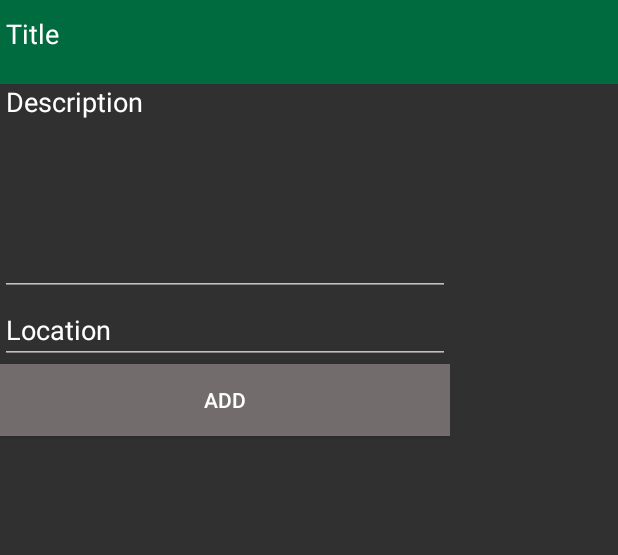
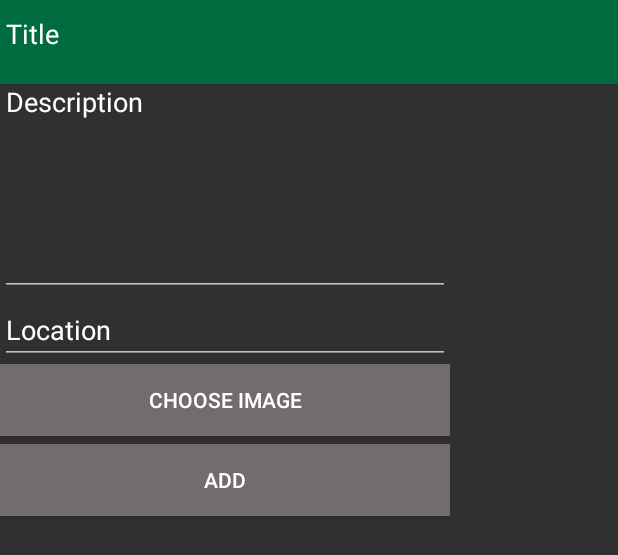
Before and after one commit to SoverSzabi/Sapientia.sover.ilyes, an Android app: the layout add_advertisment.xml on its own in the app's theme, with its tools: preview values and no code run, on a phone screen of 412 x 824 dp. Shown: the top 555 px of the screen. Run offline under Robolectric (Android 15) with nearby library versions, the phone set to English and light mode, and no system bars.

Commit message:
IlyesHunor
List screen, Add item

```diff
--- a/app/build.gradle
+++ b/app/build.gradle
@@ -5,7 +5,7 @@ android {
     buildToolsVersion "26.0.2"
     defaultConfig {
         applicationId "com.ilyes.sover.sapientiasoverilyes"
-        minSdkVersion 15
+        minSdkVersion 22
         targetSdkVersion 26
         versionCode 1
         versionName "1.0"
@@ -35,5 +35,6 @@ dependencies {
     compile 'com.google.firebase:firebase-auth:11.6.0'
     compile 'com.google.android.gms:play-services-auth:11.6.0'
     compile 'com.android.support:recyclerview-v7:26.1.0'
+    compile 'com.github.bumptech.glide:glide:3.5.2'
 }
 apply plugin: 'com.google.gms.google-services'
--- a/app/src/main/java/com/ilyes/sover/sapientiasoverilyes/ListScreenActivity.java
+++ b/app/src/main/java/com/ilyes/sover/sapientiasoverilyes/ListScreenActivity.java
@@ -79,7 +79,7 @@ public class ListScreenActivity extends AppCompatActivity {
 
         recyclerView.setLayoutManager(manager);
 
-        adapter = new AdvertismentAdapter(list);
+        adapter = new AdvertismentAdapter(getApplicationContext(), list);
         recyclerView.setAdapter(adapter);
 
         updateList();
@@ -141,7 +141,7 @@ public class ListScreenActivity extends AppCompatActivity {
         int index = 0;
 
         for(int i = 0; i < list.size(); i++) {
-            if(list.get(i).advertismentId.equals(advertisment.advertismentId)){
+            if(list.get(i).id.equals(advertisment.id)){
                 index = i;
                 break;
             }
--- a/app/src/main/res/layout/add_advertisment.xml
+++ b/app/src/main/res/layout/add_advertisment.xml
@@ -1,9 +1,11 @@
 <?xml version="1.0" encoding="utf-8"?>
 <android.support.constraint.ConstraintLayout
     xmlns:android="http://schemas.android.com/apk/res/android"
+    xmlns:tools="http://schemas.android.com/tools"
     android:layout_width="match_parent"
     android:layout_height="match_parent"
-    xmlns:app="http://schemas.android.com/apk/res-auto">
+    xmlns:app="http://schemas.android.com/apk/res-auto"
+    tools:context="com.ilyes.sover.sapientiasoverilyes.NewAdvertisement">
     <android.support.v7.widget.Toolbar
         android:id="@+id/tool_bar"
         xmlns:android="http://schemas.android.com/apk/res/android"
@@ -23,32 +25,45 @@
             android:id="@+id/title"
             android:layout_width="300dp"
             android:layout_height="wrap_content"
-            android:text="Title"/>
+            android:text="Title" />
 
         <EditText
             android:id="@+id/description"
             android:layout_width="300dp"
             android:layout_height="wrap_content"
+            android:gravity="left|top"
             android:inputType="text|textMultiLine"
             android:lines="8"
             android:maxLines="10"
             android:minLines="6"
-            android:gravity="left|top"
             android:text="Description" />
 
         <EditText
             android:id="@+id/location"
             android:layout_width="300dp"
             android:layout_height="wrap_content"
-            android:text="Location"/>
+            android:text="Location" />
+
+        <Button
+            android:id="@+id/add_image_button"
+            android:layout_width="300dp"
+            android:layout_height="wrap_content"
+            android:layout_marginBottom="5dp"
+            android:background="@color/login_button"
+            android:text="Choose Image" />
 
         <Button
             android:id="@+id/add_button"
             android:layout_width="300dp"
             android:layout_height="wrap_content"
-            android:text="Add"
+            android:layout_marginBottom="5dp"
             android:background="@color/login_button"
-            android:layout_marginBottom="5dp"/>
+            android:text="Add" />
+
+        <ImageView
+            android:id="@+id/imageView"
+            android:layout_width="300dp"
+            android:layout_height="150dp"/>
 
     </LinearLayout>
 
--- a/app/src/main/res/layout/item_view.xml
+++ b/app/src/main/res/layout/item_view.xml
@@ -25,4 +25,10 @@
         android:text="Location"
         android:layout_marginBottom="30dp"/>
 
+    <ImageView
+        android:id="@+id/imageView"
+        android:layout_below="@id/locationTextView"
+        android:layout_width="300dp"
+        android:layout_height="300dp" />
+
 </RelativeLayout>
```
Also changed, not shown: app/src/main/AndroidManifest.xml (+11 -8 lines), app/src/main/java/com/ilyes/sover/sapientiasoverilyes/Advertisment.java (+18 -9 lines), app/src/main/java/com/ilyes/sover/sapientiasoverilyes/AdvertismentAdapter.java (+16 -2 lines), app/src/main/java/com/ilyes/sover/sapientiasoverilyes/NewAdvertisement.java (+122 -22 lines).
